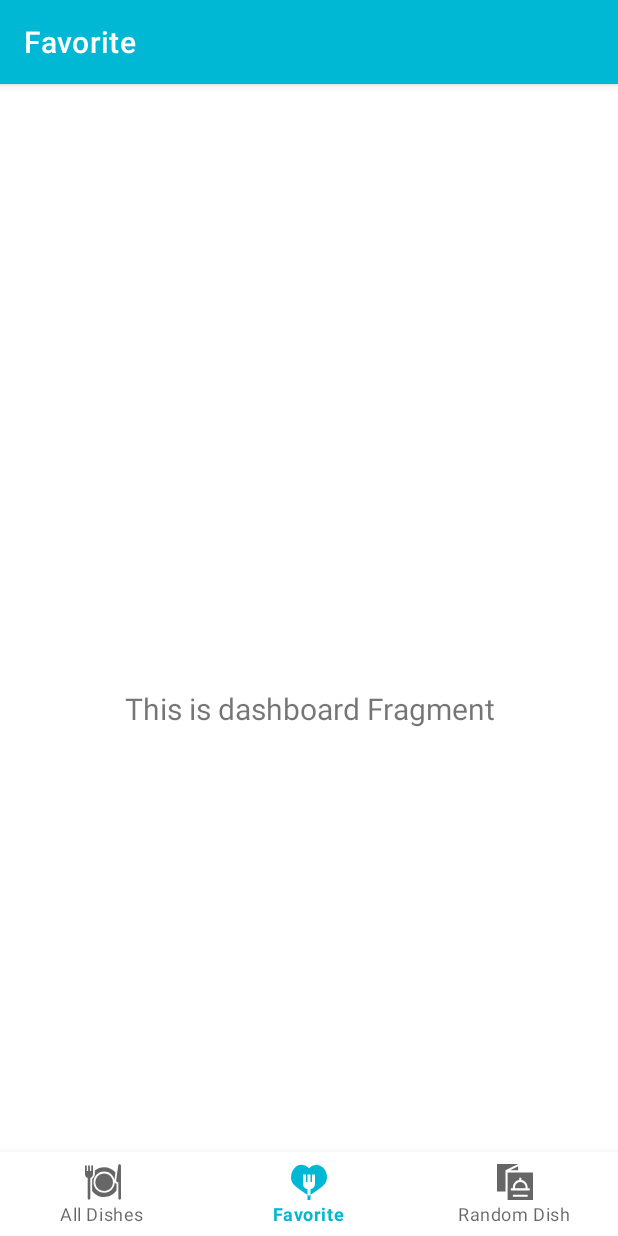
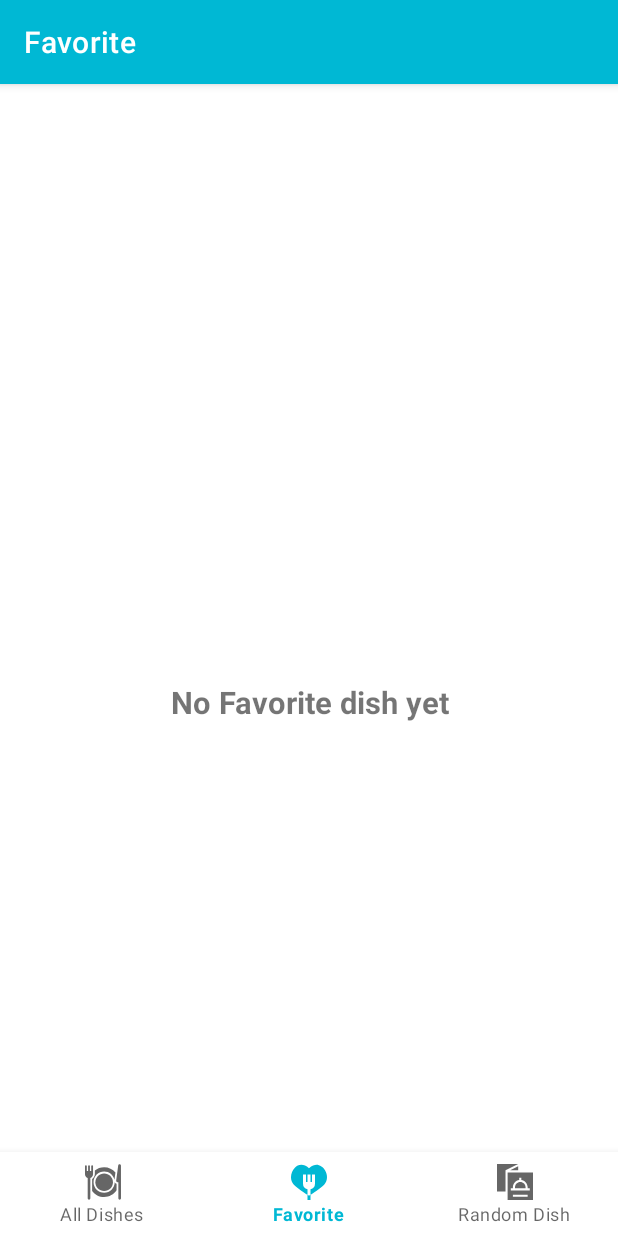
Before and after one commit to sahar-as/YourRecipe, an Android app: the FavoriteDishFragment screen opened through its navigation route, on a phone screen of 412 x 824 dp. Run offline under Robolectric (Android 15) with nearby library versions, the phone set to English and light mode, and no system bars; our stand-ins replace navigation-ui, sdp/ssp sizes.

Commit message:
implement Favorite dish fragment

```diff
--- a/app/src/main/java/ir/saharapps/yourreciepe/model/database/FavDishDao.kt
+++ b/app/src/main/java/ir/saharapps/yourreciepe/model/database/FavDishDao.kt
@@ -3,6 +3,7 @@ package ir.saharapps.yourreciepe.model.database
 import androidx.room.Dao
 import androidx.room.Insert
 import androidx.room.Query
+import androidx.room.Update
 import ir.saharapps.yourreciepe.model.entities.FavDish
 import kotlinx.coroutines.flow.Flow
 
@@ -13,4 +14,10 @@ interface FavDishDao {
 
     @Query("SELECT * FROM fav_dish_table ORDER BY id")
     fun getAllDishes(): Flow<List<FavDish>>
+
+    @Update
+    suspend fun updateFavDishDetails(favDish: FavDish)
+
+    @Query("SELECT * FROM fav_dish_table WHERE favorite_dish = 1")
+    fun getFavoriteDishes(): Flow<List<FavDish>>
 }
--- a/app/src/main/java/ir/saharapps/yourreciepe/model/database/FavDishRepository.kt
+++ b/app/src/main/java/ir/saharapps/yourreciepe/model/database/FavDishRepository.kt
@@ -12,4 +12,11 @@ class FavDishRepository(private val favDishDao: FavDishDao) {
     }
 
     val allDishesList: Flow<List<FavDish>> = favDishDao.getAllDishes()
+
+    @WorkerThread
+    suspend fun updateFaveDishDetailsData(favDish: FavDish){
+        favDishDao.updateFavDishDetails(favDish)
+    }
+
+    val favoriteDishes: Flow<List<FavDish>> = favDishDao.getFavoriteDishes()
 }
--- a/app/src/main/java/ir/saharapps/yourreciepe/view/activity/MainActivity.kt
+++ b/app/src/main/java/ir/saharapps/yourreciepe/view/activity/MainActivity.kt
@@ -24,8 +24,6 @@ class MainActivity : AppCompatActivity() {
         setContentView(binding.root)
 
         mNavController = findNavController(R.id.nav_host_fragment_activity_main)
-        // Passing each menu ID as a set of Ids because each
-        // menu should be considered as top level destinations.
         val appBarConfiguration = AppBarConfiguration(
             setOf(
                 R.id.navigation_all_dishes, R.id.navigation_favorite_dishes, R.id.navigation_random_dishes
--- a/app/src/main/java/ir/saharapps/yourreciepe/view/adapter/FavDishAdapter.kt
+++ b/app/src/main/java/ir/saharapps/yourreciepe/view/adapter/FavDishAdapter.kt
@@ -8,6 +8,7 @@ import com.bumptech.glide.Glide
 import ir.saharapps.yourreciepe.databinding.ItemDishesLayoutBinding
 import ir.saharapps.yourreciepe.model.entities.FavDish
 import ir.saharapps.yourreciepe.view.fragment.AllDishesFragment
+import ir.saharapps.yourreciepe.view.fragment.FavoriteDishFragment
 
 class FavDishAdapter(private val fragment: Fragment): RecyclerView.Adapter<FavDishAdapter.ItemViewHolder>(){
 
@@ -35,6 +36,9 @@ class FavDishAdapter(private val fragment: Fragment): RecyclerView.Adapter<FavDi
             if(fragment is AllDishesFragment){
                 fragment.dishDetails(dish)
             }
+            if(fragment is FavoriteDishFragment){
+                fragment.dishDetails(dish)
+            }
         }
     }
 
--- a/app/src/main/java/ir/saharapps/yourreciepe/view/fragment/AllDishesFragment.kt
+++ b/app/src/main/java/ir/saharapps/yourreciepe/view/fragment/AllDishesFragment.kt
@@ -23,7 +23,7 @@ import ir.saharapps.yourreciepe.viewmodel.FavDishViewModelFactory
 import ir.saharapps.yourreciepe.viewmodel.HomeViewModel
 
 class AllDishesFragment : Fragment() {
-    private lateinit var mBinding: FragmentAllDishesBinding
+    private var mBinding: FragmentAllDishesBinding? = null
 
     private val mFavDishViewModel: FavDishViewModel by viewModels {
         FavDishViewModelFactory((requireActivity().application as FavDishApplication).repository )
@@ -46,31 +46,31 @@ class AllDishesFragment : Fragment() {
         savedInstanceState: Bundle?
     ): View {
         mBinding = FragmentAllDishesBinding.inflate(inflater,container,false)
-        return mBinding.root
+        return mBinding!!.root
     }
 
     override fun onDestroyView() {
         super.onDestroyView()
-        _binding = null
+        mBinding = null
     }
 
     override fun onViewCreated(view: View, savedInstanceState: Bundle?) {
         super.onViewCreated(view, savedInstanceState)
-        mBinding.rvFragmentAllDishesList.layoutManager = GridLayoutManager(requireActivity(),2)
+        mBinding!!.rvFragmentAllDishesList.layoutManager = GridLayoutManager(requireActivity(),2)
         val adapter = FavDishAdapter(this@AllDishesFragment)
-        mBinding.rvFragmentAllDishesList.adapter = adapter
+        mBinding!!.rvFragmentAllDishesList.adapter = adapter
 
         mFavDishViewModel.allDishesList.observe(viewLifecycleOwner){
             dishes ->
             dishes.let {
                 if(it.isNotEmpty()){
-                    mBinding.rvFragmentAllDishesList.visibility = View.VISIBLE
-                    mBinding.txtFragmentAllDishesNoDishes.visibility = View.GONE
+                    mBinding!!.rvFragmentAllDishesList.visibility = View.VISIBLE
+                    mBinding!!.txtFragmentAllDishesNoDishes.visibility = View.GONE
 
                     adapter.dishesList(it)
                 }else{
-                    mBinding.rvFragmentAllDishesList.visibility = View.GONE
-                    mBinding.txtFragmentAllDishesNoDishes.visibility = View.VISIBLE
+                    mBinding!!.rvFragmentAllDishesList.visibility = View.GONE
+                    mBinding!!.txtFragmentAllDishesNoDishes.visibility = View.VISIBLE
                 }
             }
         }
--- a/app/src/main/java/ir/saharapps/yourreciepe/view/fragment/FavoriteDishFragment.kt
+++ b/app/src/main/java/ir/saharapps/yourreciepe/view/fragment/FavoriteDishFragment.kt
@@ -1,16 +1,32 @@
 package ir.saharapps.yourreciepe.view.fragment
 
 import android.os.Bundle
+import android.util.Log
 import android.view.LayoutInflater
 import android.view.View
 import android.view.ViewGroup
 import android.widget.TextView
 import androidx.fragment.app.Fragment
+import androidx.fragment.app.viewModels
 import androidx.lifecycle.ViewModelProvider
+import androidx.navigation.fragment.findNavController
+import androidx.recyclerview.widget.GridLayoutManager
+import ir.saharapps.yourreciepe.Application.FavDishApplication
 import ir.saharapps.yourreciepe.databinding.FragmentFavoriteDishBinding
+import ir.saharapps.yourreciepe.model.entities.FavDish
+import ir.saharapps.yourreciepe.view.activity.MainActivity
+import ir.saharapps.yourreciepe.view.adapter.FavDishAdapter
 import ir.saharapps.yourreciepe.viewmodel.DashboardViewModel
+import ir.saharapps.yourreciepe.viewmodel.FavDishViewModel
+import ir.saharapps.yourreciepe.viewmodel.FavDishViewModelFactory
 
 class FavoriteDishFragment : Fragment() {
+
+    private var mBinding: FragmentFavoriteDishBinding? = null
+
+    private val mFavDishViewModel: FavDishViewModel by viewModels {
+        FavDishViewModelFactory((requireActivity().application as FavDishApplication).repository)
+    }
 
     private var _binding: FragmentFavoriteDishBinding? = null
 
@@ -23,21 +39,49 @@ class FavoriteDishFragment : Fragment() {
         container: ViewGroup?,
         savedInstanceState: Bundle?
     ): View {
-        val dashboardViewModel =
-            ViewModelProvider(this).get(DashboardViewModel::class.java)
 
-        _binding = FragmentFavoriteDishBinding.inflate(inflater, container, false)
-        val root: View = binding.root
-
-        val textView: TextView = binding.textDashboard
-        dashboardViewModel.text.observe(viewLifecycleOwner) {
-            textView.text = it
-        }
-        return root
+        mBinding = FragmentFavoriteDishBinding.inflate(inflater,container,false)
+        return mBinding!!.root
     }
 
     override fun onDestroyView() {
         super.onDestroyView()
-        _binding = null
+        mBinding = null
+    }
+
+    override fun onViewCreated(view: View, savedInstanceState: Bundle?) {
+        super.onViewCreated(view, savedInstanceState)
+
+        mBinding!!.rvFragmentFavDishesList.layoutManager = GridLayoutManager(requireActivity(),2)
+        val adapter = FavDishAdapter(this@FavoriteDishFragment)
+        mBinding!!.rvFragmentFavDishesList.adapter = adapter
+
+        mFavDishViewModel.favoriteDishList.observe(viewLifecycleOwner){
+            dishes ->
+            dishes.let {
+                if(it.isNotEmpty()){
+                    mBinding!!.rvFragmentFavDishesList.visibility = View.VISIBLE
+                    mBinding!!.txtFragmentFavDishesNoDishes.visibility = View.GONE
+                    adapter.dishesList(dishes)
+                }else{
+                    mBinding!!.rvFragmentFavDishesList.visibility = View.GONE
+                    mBinding!!.txtFragmentFavDishesNoDishes.visibility = View.VISIBLE
+                }
+            }
+        }
+    }
+
+    fun dishDetails(favDish: FavDish){
+        findNavController().navigate(FavoriteDishFragmentDirections.actionNavigationFavoriteDishesToDishDetailsFragment(favDish))
+        if(requireActivity() is MainActivity){
+            (activity as MainActivity?)?.hideBottomNavigationView()
+        }
+    }
+
+    override fun onResume() {
+        super.onResume()
+        if(requireActivity() is MainActivity){
+            (activity as MainActivity?)?.showBottomNavigationView()
+        }
     }
 }
--- a/app/src/main/java/ir/saharapps/yourreciepe/viewmodel/FavDishViewModel.kt
+++ b/app/src/main/java/ir/saharapps/yourreciepe/viewmodel/FavDishViewModel.kt
@@ -14,6 +14,12 @@ class FavDishViewModel(private val repository: FavDishRepository): ViewModel() {
     }
 
     val allDishesList: LiveData<List<FavDish>> = repository.allDishesList.asLiveData()
+
+    fun updateFavDishDetail(dish: FavDish) = viewModelScope.launch {
+        repository.updateFaveDishDetailsData(dish)
+    }
+
+    val favoriteDishList: LiveData<List<FavDish>> = repository.favoriteDishes.asLiveData()
 }
 
 class FavDishViewModelFactory(private val repository: FavDishRepository): ViewModelProvider.Factory{
--- /dev/null
+++ b/app/src/main/res/drawable/ic_menu_more.xml
@@ -0,0 +1,5 @@
+<vector android:height="24dp" android:tint="#FFFFFF"
+    android:viewportHeight="24" android:viewportWidth="24"
+    android:width="24dp" xmlns:android="http://schemas.android.com/apk/res/android">
+    <path android:fillColor="@android:color/white" android:pathData="M12,8c1.1,0 2,-0.9 2,-2s-0.9,-2 -2,-2 -2,0.9 -2,2 0.9,2 2,2zM12,10c-1.1,0 -2,0.9 -2,2s0.9,2 2,2 2,-0.9 2,-2 -0.9,-2 -2,-2zM12,16c-1.1,0 -2,0.9 -2,2s0.9,2 2,2 2,-0.9 2,-2 -0.9,-2 -2,-2z"/>
+</vector>
--- a/app/src/main/res/layout/fragment_favorite_dish.xml
+++ b/app/src/main/res/layout/fragment_favorite_dish.xml
@@ -6,15 +6,25 @@
     android:layout_height="match_parent"
     tools:context=".view.fragment.FavoriteDishFragment">
 
+    <androidx.recyclerview.widget.RecyclerView
+        android:id="@+id/rv_fragmentFavDishes_list"
+        android:layout_width="0dp"
+        android:layout_height="0dp"
+        android:visibility="visible"
+        app:layout_constraintBottom_toBottomOf="parent"
+        app:layout_constraintEnd_toEndOf="parent"
+        app:layout_constraintStart_toStartOf="parent"
+        app:layout_constraintTop_toTopOf="parent" />
+
     <TextView
-        android:id="@+id/text_dashboard"
-        android:layout_width="match_parent"
-        android:layout_height="wrap_content"
-        android:layout_marginStart="8dp"
-        android:layout_marginTop="8dp"
-        android:layout_marginEnd="8dp"
-        android:textAlignment="center"
-        android:textSize="20sp"
+        android:id="@+id/txt_fragmentFavDishes_noDishes"
+        android:layout_width="0dp"
+        android:layout_height="0dp"
+        android:gravity="center"
+        android:text="@string/noFaveDishAdded"
+        android:textSize="@dimen/_16sdp"
+        android:textStyle="bold"
+        android:visibility="gone"
         app:layout_constraintBottom_toBottomOf="parent"
         app:layout_constraintEnd_toEndOf="parent"
         app:layout_constraintStart_toStartOf="parent"
--- a/app/src/main/res/navigation/mobile_navigation.xml
+++ b/app/src/main/res/navigation/mobile_navigation.xml
@@ -19,7 +19,11 @@
         android:id="@+id/navigation_favorite_dishes"
         android:name="ir.saharapps.yourreciepe.view.fragment.FavoriteDishFragment"
         android:label="@string/title_favorite_dishes"
-        tools:layout="@layout/fragment_favorite_dish" />
+        tools:layout="@layout/fragment_favorite_dish" >
+        <action
+            android:id="@+id/action_navigation_favorite_dishes_to_dishDetailsFragment"
+            app:destination="@id/dishDetailsFragment" />
+    </fragment>
 
     <fragment
         android:id="@+id/navigation_random_dishes"
--- a/app/src/main/res/values/strings.xml
+++ b/app/src/main/res/values/strings.xml
@@ -18,6 +18,7 @@
     <string name="gallery">Gallery</string>
     <string name="camera">Camera</string>
     <string name="noDishesAdded">No dishes added yet</string>
+    <string name="noFaveDishAdded">No Favorite dish yet</string>
     <string name="dishesImage">dishes image</string>
     <string name="dish_details">Dish Details</string>
     <string name="lbl_estimate_cooking_time">The approx time required to cook the dish is %1$s minutes.</string>
```
Also changed, not shown: app/src/main/java/ir/saharapps/yourreciepe/view/fragment/DishDetailsFragment.kt (+30 -0 lines).
